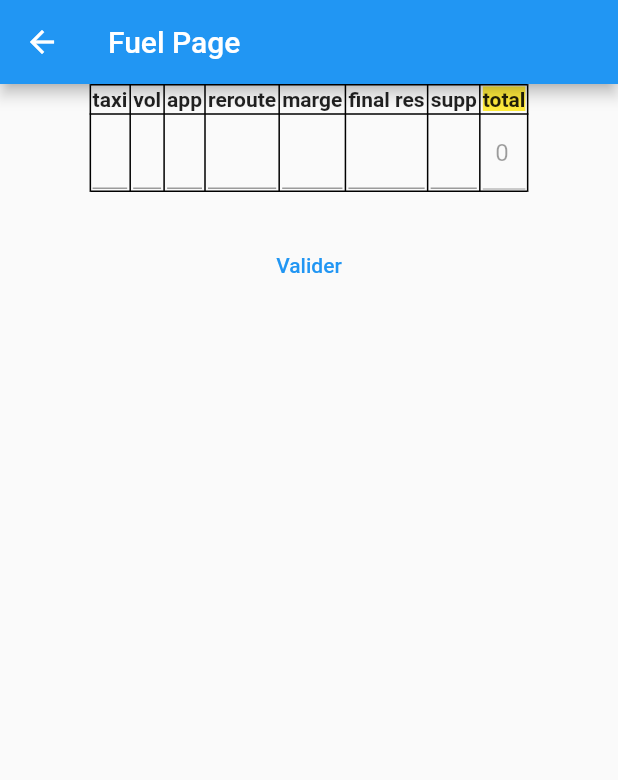
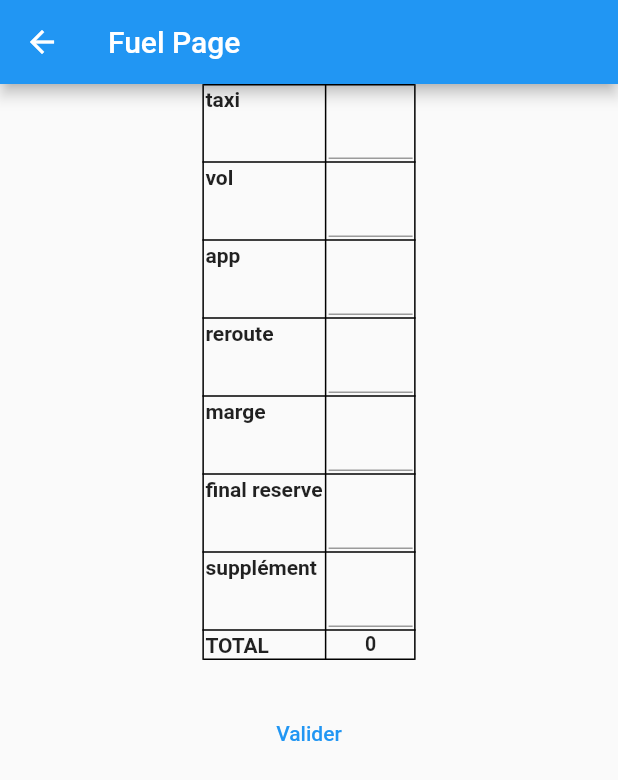
Before and after one commit to limagolf22/scraplapl, a Flutter app: the FuelPage screen opened directly, on a phone screen of 412 x 824 dp. Shown: the top 780 px of the screen. Run offline on Flutter 3.47's test engine with Material 2 defaults, Android fonts, the phone set to English and light mode, and no system bars; our stand-ins replace pdf; missing offline and left inert: pdf_merger, requests.

Commit message:
redesign fuel page + rename

```diff
--- a/lib/FuelPage.dart
+++ /dev/null
@@ -1,106 +0,0 @@
-import 'package:flutter/material.dart';
-import 'package:scraplapl/main.dart';
-import 'package:scraplapl/scrapping.dart';
-
-import 'PerfoPage.dart';
-
-const headersConso = [
-  "taxi",
-  "vol",
-  "app",
-  "reroute",
-  "marge",
-  "final res",
-  "supp",
-];
-
-var consoContent = new List<int>.generate(headersConso.length, (index) => 0);
-
-class FuelPage extends StatefulWidget {
-  FuelPage({super.key});
-
-  @override
-  State<StatefulWidget> createState() {
-    return _FuelPageState();
-  }
-}
-
-class _FuelPageState extends State<FuelPage> {
-  int totalFuel = 0;
-  @override
-  void initState() {
-    super.initState();
-    for (var i = 0; i < consoContent.length; i++) {
-      consoContent[i] = 0;
-    }
-  }
-
-  @override
-  Widget build(BuildContext context) {
-    return Scaffold(
-        appBar: AppBar(
-          title: const Text('Fuel Page'),
-        ),
-        body: Container(
-            child: SingleChildScrollView(
-                child: Center(
-          child: Column(
-            children: [
-              Table(
-                border: TableBorder.all(),
-                defaultColumnWidth: const IntrinsicColumnWidth(),
-                children: [
-                  TableRow(
-                    children: headersConso.asMap().entries.map((te) {
-                          return createRow(Text(
-                            te.value,
-                            style: const TextStyle(fontWeight: FontWeight.bold),
-                          ));
-                        }).toList() +
-                        [
-                          createRow(const Text("total",
-                              style: TextStyle(
-                                  fontWeight: FontWeight.bold,
-                                  backgroundColor: Colors.yellow)))
-                        ],
-                  ),
-                  TableRow(
-                      children: headersConso.asMap().entries.map((col) {
-                            return createRow(TextField(
-                                style: const TextStyle(fontSize: 10),
-                                textAlign: TextAlign.center,
-                                keyboardType: TextInputType.number,
-                                onChanged: (value) {
-                                  consoContent[col.key] =
-                                      value == "" ? 0 : int.parse(value);
-                                  setState(() {
-                                    totalFuel =
-                                        consoContent.reduce((a, b) => (a + b));
-                                  });
-                                }));
-                          }).toList() +
-                          [
-                            createRow(TextField(
-                                textAlign: TextAlign.center,
-                                keyboardType: TextInputType.number,
-                                enabled: false,
-                                controller: TextEditingController()
-                                  ..text = totalFuel.toString()))
-                          ])
-                ],
-              ),
-              Padding(
-                  padding:
-                      const EdgeInsets.symmetric(vertical: 25, horizontal: 0),
-                  child: TextButton(
-                      onPressed: () {
-                        if (depArpt != "" && arrArpt != "") {
-                          createConsoPDF([depArpt, arrArpt]);
-                        }
-                      },
-                      child: const Text("Valider")))
-            ],
-          ),
-        ))));
-  }
-}
--- /dev/null
+++ b/lib/fuel_page.dart
@@ -0,0 +1,107 @@
+import 'package:flutter/material.dart';
+import 'package:scraplapl/main.dart';
+import 'package:scraplapl/scrapping.dart';
+
+import 'perfo_page.dart';
+
+const headersConso = [
+  "taxi",
+  "vol",
+  "app",
+  "reroute",
+  "marge",
+  "final reserve",
+  "supplément",
+];
+
+var consoContentold = List<int>.generate(headersConso.length, (index) => 0);
+var consoContent = {for (var k in headersConso) k: 0};
+
+class FuelPage extends StatefulWidget {
+  const FuelPage({super.key});
+
+  @override
+  State<StatefulWidget> createState() {
+    return _FuelPageState();
+  }
+}
+
+class _FuelPageState extends State<FuelPage> {
+  int totalFuel = 0;
+  @override
+  void initState() {
+    super.initState();
+    for (String h in headersConso) {
+      consoContent[h] = 0;
+    }
+  }
+
+  @override
+  Widget build(BuildContext context) {
+    return Scaffold(
+        appBar: AppBar(
+          title: const Text('Fuel Page'),
+        ),
+        body: SingleChildScrollView(
+            child: Center(
+          child: Column(
+            children: [
+              Table(
+                  border: TableBorder.all(),
+                  defaultColumnWidth: const IntrinsicColumnWidth(),
+                  children: headersConso
+                          .map((h) => TableRow(children: [
+                                createCell(Text(
+                                  h,
+                                  style: const TextStyle(
+                                      fontWeight: FontWeight.bold),
+                                )),
+                                ConstrainedBox(
+                                    constraints:
+                                        const BoxConstraints(minWidth: 60),
+                                    child: createCell(TextField(
+                                        style: const TextStyle(fontSize: 10),
+                                        textAlign: TextAlign.center,
+                                        keyboardType: TextInputType.number,
+                                        onChanged: (value) {
+                                          try {
+                                            consoContent[h] = value == ""
+                                                ? 0
+                                                : int.parse(value);
+                                          } on FormatException {}
+                                          setState(() {
+                                            totalFuel = consoContent.values
+                                                .reduce((a, b) => (a + b));
+                                          });
+                                        })))
+                              ]))
+                          .toList() +
+                      [
+                        TableRow(children: [
+                          createCell(const Text(
+                            "TOTAL",
+                            style: TextStyle(fontWeight: FontWeight.bold),
+                          )),
+                          createCell(Text(
+                            totalFuel.toString(),
+                            style: const TextStyle(
+                                fontSize: 13, fontWeight: FontWeight.bold),
+                            textAlign: TextAlign.center,
+                          ))
+                        ])
+                      ]),
+              Padding(
+                  padding:
+                      const EdgeInsets.symmetric(vertical: 25, horizontal: 0),
+                  child: TextButton(
+                      onPressed: () {
+                        if (depArpt != "" && arrArpt != "") {
+                          createConsoPDF([depArpt, arrArpt]);
+                        }
+                      },
+                      child: const Text("Valider")))
+            ],
+          ),
+        )));
+  }
+}
--- a/lib/generatorPage.dart
+++ b/lib/generator_page.dart
@@ -2,8 +2,8 @@ import 'dart:io';
 
 import 'package:flutter/material.dart';
 import 'package:path_provider/path_provider.dart';
-import 'package:scraplapl/FuelPage.dart';
-import 'package:scraplapl/PerfoPage.dart';
+import 'package:scraplapl/fuel_page.dart';
+import 'package:scraplapl/perfo_page.dart';
 
 class generatorPage extends StatelessWidget {
   const generatorPage({super.key});
--- a/lib/main.dart
+++ b/lib/main.dart
@@ -1,6 +1,6 @@
 import 'package:flutter/material.dart';
-import 'package:scraplapl/FuelPage.dart';
-import 'package:scraplapl/PerfoPage.dart';
+import 'package:scraplapl/fuel_page.dart';
+import 'package:scraplapl/perfo_page.dart';
 import 'package:scraplapl/scrapping.dart';
 import 'package:scraplapl/tools.dart';
 import 'package:pdf_merger/pdf_merger.dart';
@@ -116,7 +116,7 @@ class MainRoute extends StatelessWidget {
             child: const Text("upload datas"),
             onPressed: () {
               //getPdfNotam(["LFBO", "LFMT"], "2022/07/28", "00:25");
-              // getPdfWeather(depArpt, arrArpt, 40);
+              getPdfWeather(depArpt, arrArpt, 40);
               var date = DateTime.now().toUtc().add(const Duration(minutes: 5));
               getPdfNotam(
                   [depArpt, arrArpt],
--- a/lib/PerfoPage.dart
+++ b/lib/perfo_page.dart
@@ -38,7 +38,7 @@ class PerfoPage extends StatelessWidget {
               if (row == 0) {
                 return TableRow(
                   children: headersPerfo.asMap().entries.map((te) {
-                    return createRow(Text(
+                    return createCell(Text(
                       te.value,
                       style: const TextStyle(
                           fontWeight: FontWeight.bold, fontSize: 10),
@@ -48,7 +48,7 @@ class PerfoPage extends StatelessWidget {
               } else {
                 return TableRow(
                     children: headersPerfo.asMap().entries.map((col) {
-                  return createRow(TextField(
+                  return createCell(TextField(
                       style: const TextStyle(fontSize: 10),
                       textAlign: TextAlign.center,
                       keyboardType: col.key == 0
@@ -82,6 +82,6 @@ class PerfoPage extends StatelessWidget {
   }
 }
 
-Widget createRow(Widget el) {
+Widget createCell(Widget el) {
   return Padding(padding: const EdgeInsets.all(2.0), child: el);
 }
```
Also changed, not shown: lib/scrapping.dart (+28 -30 lines), lib/tools.dart (+28 -0 lines).
